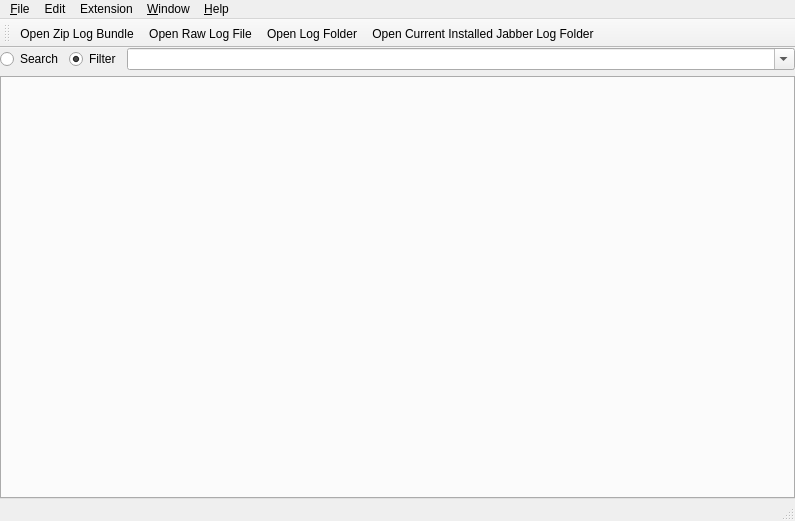
First picture: the form in mainwindow.ui, repository missdeer/cjlv, before the edit.
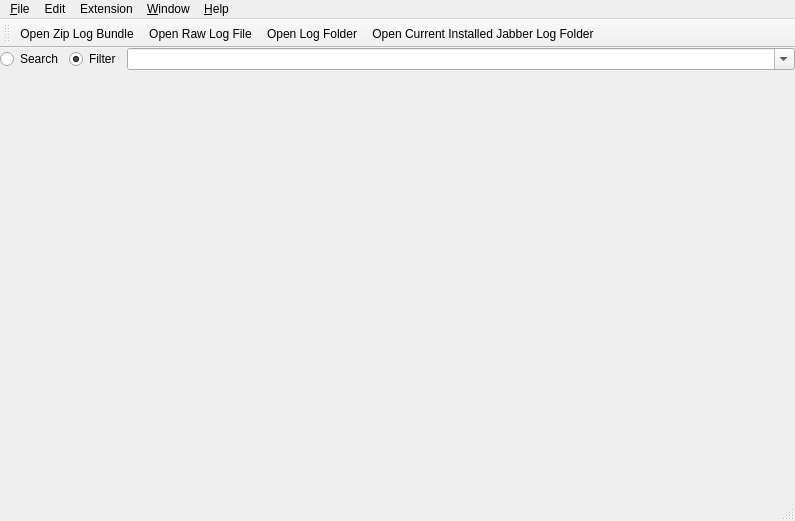
Second picture: the form after the edit. Icons and pictures are not drawn. Custom widgets are drawn as their Qt base class.

Commit message: (*)change tab widget style

What changed in the file:
```diff
--- a/mainwindow.ui
+++ b/mainwindow.ui
@@ -64,6 +64,15 @@
       <property name="currentIndex">
        <number>-1</number>
       </property>
+      <property name="documentMode">
+       <bool>true</bool>
+      </property>
+      <property name="tabsClosable">
+       <bool>true</bool>
+      </property>
+      <property name="tabBarAutoHide">
+       <bool>true</bool>
+      </property>
      </widget>
     </item>
    </layout>
```
The commit also changes 2 other files.
